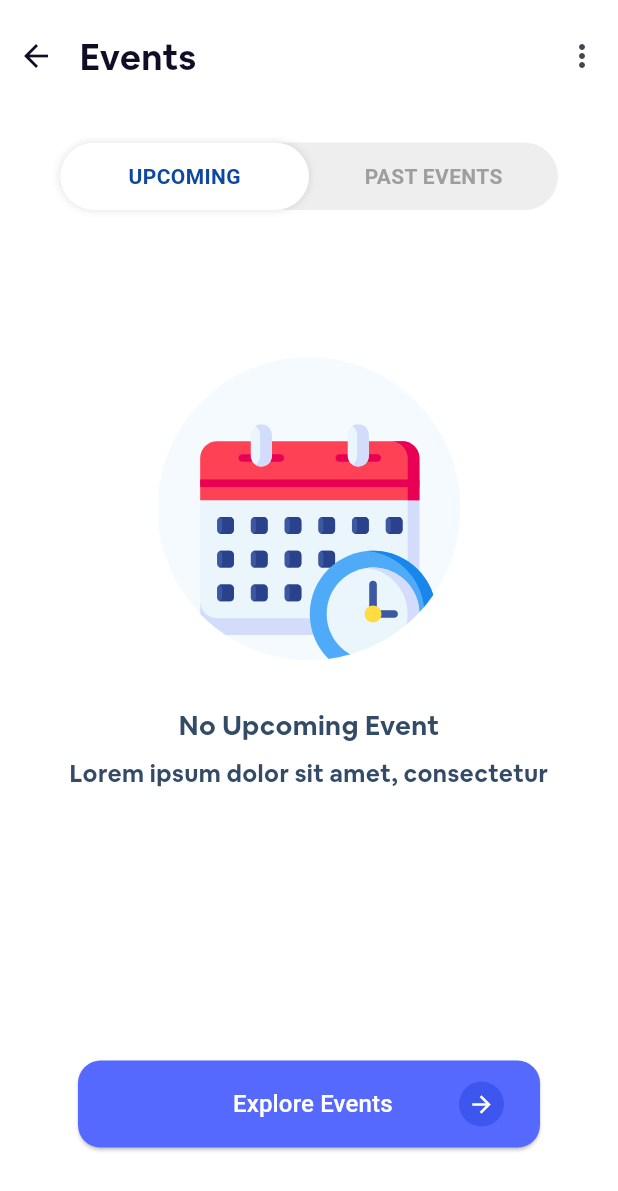
After one commit to 0xezzdev/Event-Hub-App, a Flutter app: the Events screen opened directly, on a phone screen of 412 x 824 dp. The commit adds this screen. Shown: the top 1191 px of the screen. Run offline on Flutter 3.47's test engine with Material 3 defaults, Android fonts, the phone set to English and light mode, and no system bars; our stand-ins replace flutter_advanced_switch, flutter_svg, flutter_zoom_drawer; project files that could hold a hidden picture were left out.

Commit message:
add events and explore events screens

```diff
--- a/lib/core/utils/images.dart
+++ b/lib/core/utils/images.dart
@@ -54,4 +54,8 @@ class AppImage {
 
   //*********************notification******************** */
   static String notificationEmpty = "assets/icons/Artwork.svg";
+
+//*********************EventScreen******************** */
+static String eventEmpty = "assets/icons/noUpcoming.svg";
+
 }
--- /dev/null
+++ b/lib/features/events_screen/events.dart
@@ -0,0 +1,148 @@
+import 'package:event_hub_app/core/utils/colors.dart';
+import 'package:event_hub_app/core/utils/fonts.dart';
+import 'package:event_hub_app/core/utils/images.dart';
+import 'package:event_hub_app/core/widgets/custom_appbar.dart';
+import 'package:event_hub_app/core/widgets/custom_button.dart';
+import 'package:event_hub_app/features/explore_events/explore_events.dart';
+import 'package:flutter/material.dart';
+import 'package:flutter_svg/flutter_svg.dart';
+
+class Events extends StatefulWidget {
+  const Events({super.key});
+
+  @override
+  State<Events> createState() => _EventsState();
+}
+
+class _EventsState extends State<Events> {
+  bool isUpcoming = true;
+  @override
+  Widget build(BuildContext context) {
+    return Scaffold(
+      backgroundColor: AppColors.mainWhite,
+      body: SafeArea(
+        child: Column(
+          children: [
+            CustomAppbar(
+              title: 'Events',
+              rightIcons: [
+                IconButton(onPressed: () {}, icon: Icon(Icons.more_vert)),
+              ],
+            ),
+            Padding(
+              padding: const EdgeInsets.only(left: 40.0, right: 40, top: 20),
+              child: Container(
+                width: double.infinity,
+                height: 45.055419921875,
+                decoration: BoxDecoration(
+                  color: Colors.grey[200],
+                  borderRadius: BorderRadius.circular(25),
+                ),
+                child: Row(
+                  children: [
+                    Expanded(
+                      child: GestureDetector(
+                        onTap: () => setState(() => isUpcoming = true),
+                        child: Container(
+                          decoration: BoxDecoration(
+                            color: isUpcoming
+                                ? Colors.white
+                                : Colors.transparent,
+                            borderRadius: BorderRadius.circular(25),
+                            boxShadow: isUpcoming
+                                ? [
+                                    BoxShadow(
+                                      color: Colors.black12,
+                                      blurRadius: 4,
+                                    ),
+                                  ]
+                                : [],
+                          ),
+                          alignment: Alignment.center,
+                          child: Text(
+                            "UPCOMING",
+                            style: TextStyle(
+                              color: isUpcoming
+                                  ? Colors.blue[900]
+                                  : Colors.grey,
+                              fontWeight: FontWeight.bold,
+                            ),
+                          ),
+                        ),
+                      ),
+                    ),
+                    Expanded(
+                      child: GestureDetector(
+                        onTap: () => setState(() => isUpcoming = false),
+                        child: Container(
+                          decoration: BoxDecoration(
+                            color: !isUpcoming
+                                ? Colors.white
+                                : Colors.transparent,
+                            borderRadius: BorderRadius.circular(25),
+                            boxShadow: !isUpcoming
+                                ? [
+                                    BoxShadow(
+                                      color: Colors.black12,
+                                      blurRadius: 4,
+                                    ),
+                                  ]
+                                : [],
+                          ),
+                          alignment: Alignment.center,
+                          child: Text(
+                            "PAST EVENTS",
+                            style: TextStyle(
+                              color: !isUpcoming
+                                  ? Colors.blue[900]
+                                  : Colors.grey,
+                              fontWeight: FontWeight.bold,
+                            ),
+                          ),
+                        ),
+                      ),
+                    ),
+                  ],
+                ),
+              ),
+            ),
+
+            Padding(
+              padding: const EdgeInsets.only(top: 98.0),
+              child: SvgPicture.asset(AppImage.eventEmpty),
+            ),
+            Padding(
+              padding: const EdgeInsets.only(top: 31.0),
+              child: Text(
+                "No Upcoming Event",
+                style: TextStyle(
+                  fontSize: 18,
+                  fontWeight: FontWeight.w400,
+                  fontFamily: Fonts.airbnb,
+                  color: Color(0xff344B67),
+                ),
+              ),
+            ),
+            Padding(
+              padding: const EdgeInsets.only(left: 40.0, right: 40.0, top: 7),
+              child: Text(
+                textAlign: TextAlign.center,
+                "Lorem ipsum dolor sit amet, consectetur ",
+                style: TextStyle(
+                  fontSize: 16,
+                  fontWeight: FontWeight.w400,
+                  fontFamily: Fonts.airbnb,
+                  color: Color(0xff344B67),
+                ),
+              ),
+            ),
+            Padding(
+              padding: const EdgeInsets.only(left: 52.0, right: 52.0, top: 180),
+              child: CustomButton(text: "Explore Events", onPressed: ()=> Navigator.of(context).push(MaterialPageRoute(builder: (context) => ExploreEvents()))),
+            ),
+          ],
+        ),
+      ),
+    );
+  }
+}
--- /dev/null
+++ b/lib/features/explore_events/explore_events.dart
@@ -0,0 +1,50 @@
+import 'package:event_hub_app/core/utils/colors.dart';
+import 'package:event_hub_app/core/utils/images.dart';
+import 'package:event_hub_app/core/widgets/custom_appbar.dart';
+import 'package:event_hub_app/features/home_screen/model/event_model.dart';
+import 'package:event_hub_app/features/search_screen/widget/search_card.dart';
+import 'package:flutter/material.dart';
+import 'package:flutter_svg/svg.dart';
+
+class ExploreEvents extends StatefulWidget {
+  const ExploreEvents({super.key});
+
+  @override
+  State<ExploreEvents> createState() => _ExploreEventsState();
+}
+
+class _ExploreEventsState extends State<ExploreEvents> {
+  @override
+  Widget build(BuildContext context) {
+    return Scaffold(
+      backgroundColor: AppColors.mainWhite,
+      body: SafeArea(
+        child: Column(
+          children: [
+            CustomAppbar(
+              title: 'Events',
+              rightIcons: [
+                InkWell(
+                  onTap: () {},
+                  child: SvgPicture.asset(
+                    AppImage.search,
+                    color: AppColors.mainBlack,
+                  ),
+                ),
+                IconButton(onPressed: () {}, icon: Icon(Icons.more_vert)),
+              ],
+            ),
+
+            Expanded(
+              child: ListView.builder(
+                itemBuilder: (context, index) =>
+                    SearchCard(image: EventModel().events[index]['eventImage'], date: EventModel().events[index]['date'], title: EventModel().events[index]['eventTitle'],),
+                itemCount: EventModel().events.length,
+              ),
+            ),
+          ],
+        ),
+      ),
+    );
+  }
+}
--- a/lib/features/home_screen/widget/custom_bottombar_list.dart
+++ b/lib/features/home_screen/widget/custom_bottombar_list.dart
@@ -1,4 +1,5 @@
 import 'package:event_hub_app/core/utils/images.dart';
+import 'package:event_hub_app/features/events_screen/events.dart';
 import 'package:event_hub_app/features/home_screen/widget/custom_bottom_bar_item.dart';
 import 'package:event_hub_app/features/my_profile/my_profile.dart';
 import 'package:flutter/material.dart';
@@ -14,7 +15,13 @@ class CustomBottombarList extends StatelessWidget {
         mainAxisAlignment: MainAxisAlignment.spaceAround,
         children: [
           CustomBottombarItem(title: 'Explore', icon: AppImage.explore),
-          CustomBottombarItem(title: 'Events', icon: AppImage.eventsBar),
+          CustomBottombarItem(
+            title: 'Events',
+            icon: AppImage.eventsBar,
+            onTapItem: () => Navigator.of(
+              context,
+            ).push(MaterialPageRoute(builder: (context) => Events())),
+          ),
           SizedBox(width: 50),
           CustomBottombarItem(title: 'Map', icon: AppImage.map),
           CustomBottombarItem(
```
Also changed, not shown: assets/icons/noUpcoming.svg (added).
